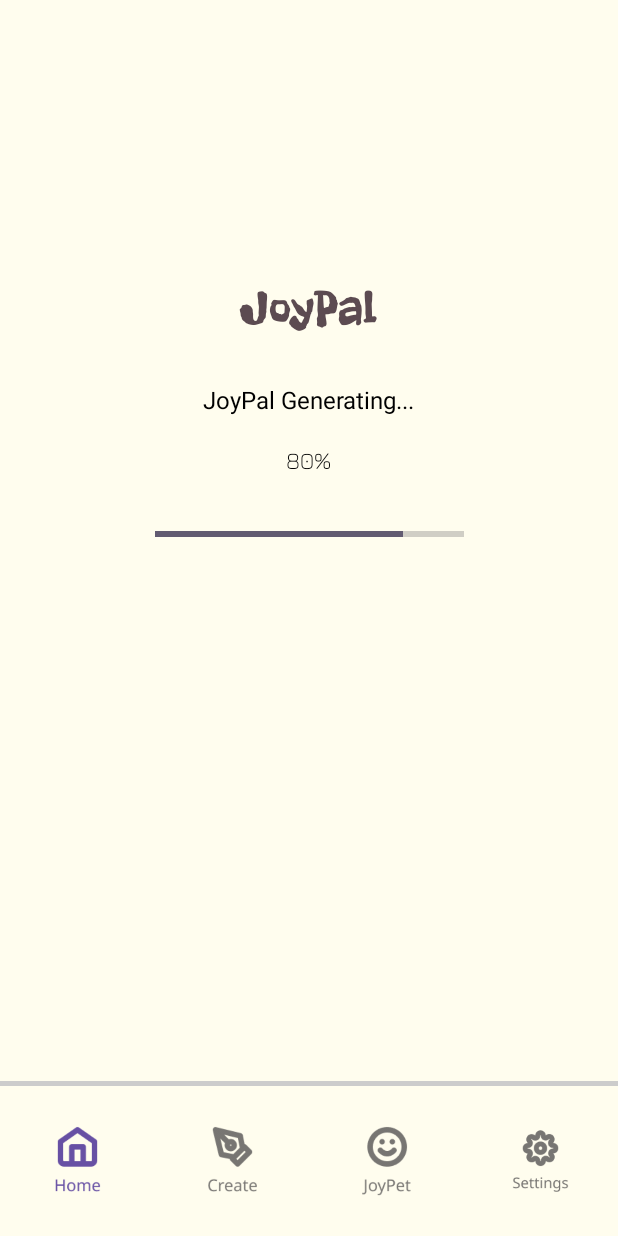
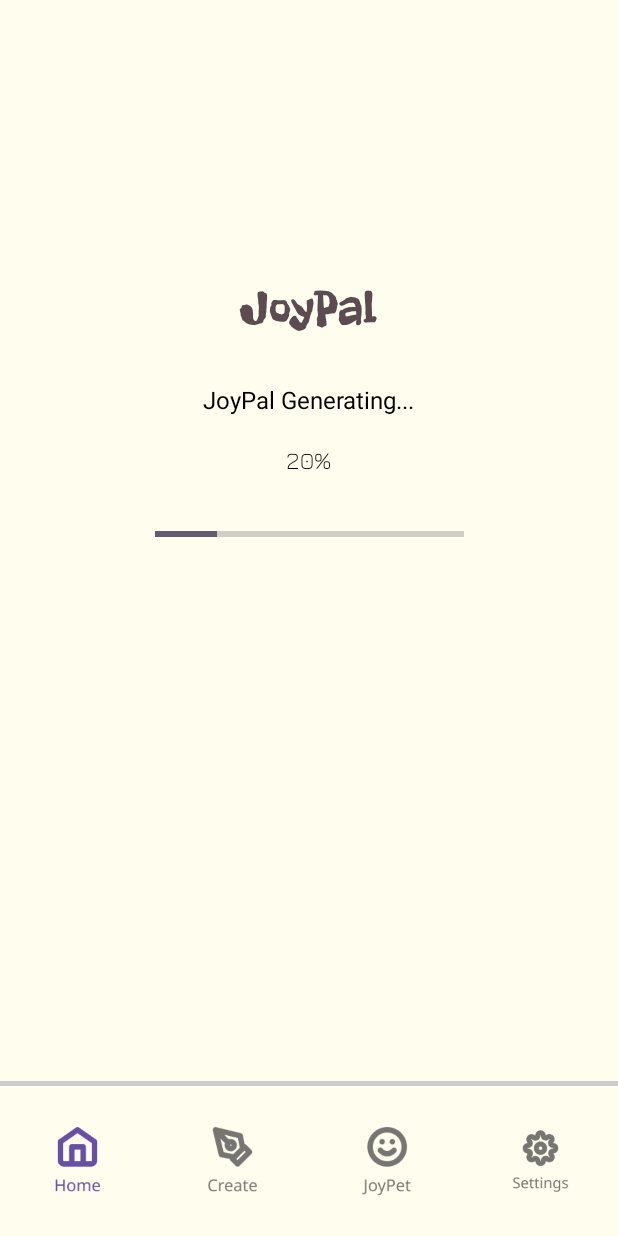
Before and after one commit to chardf/app_joypal, an Android app: the oc_loading screen opened directly, with no data from a screen before it, on a phone screen of 412 x 824 dp. Run offline under Robolectric (Android 15) with nearby library versions, the phone set to English and light mode, and no system bars; 3 statements that could not run were skipped.

Commit message:
2025/4/22-完成图片生成api接入-loading进度条完成

```diff
--- a/app/src/main/java/com/example/final_project/ui/oc_loading.java
+++ b/app/src/main/java/com/example/final_project/ui/oc_loading.java
@@ -3,64 +3,108 @@ package com.example.final_project.ui;
 import android.content.Intent;
 import android.os.Bundle;
 import android.os.Handler;
+import android.widget.ProgressBar;
+import android.widget.TextView;
 import android.widget.Toast;
 
 import androidx.appcompat.app.AppCompatActivity;
 
 import com.example.final_project.R;
-
-import java.io.File;
+import com.example.final_project.data.network.ImageGenerationService;
 
 public class oc_loading extends AppCompatActivity {
 
-    private String imageName;
-    private Handler handler;
-    private Runnable fileChecker;
+    private ProgressBar progressBar; // 水平进度条
+    private TextView loadTextView; // 显示进度的 TextView
+    private String userInput; // 从上一个页面传递的用户输入
+    private Handler handler; // 用于更新进度和模拟
+    private int progress = 0; // 当前进度值
+    private Runnable progressUpdater; // 用于模拟进度更新
+
+    private ImageGenerationService imageGenerationService;
 
     @Override
     protected void onCreate(Bundle savedInstanceState) {
         super.onCreate(savedInstanceState);
         setContentView(R.layout.oc_loading);
 
-        // 获取传递过来的图片名称
+        // 初始化视图
+        progressBar = findViewById(R.id.static_progress_bar);
+        loadTextView = findViewById(R.id.load);
+
+        // 获取从 personality_design 页面传递的用户输入
         Intent intent = getIntent();
-        imageName = intent.getStringExtra("imageName");
+        userInput = intent.getStringExtra("userInput");
 
-        // 初始化 Handler 和定时任务
+        // 初始化 Handler 和 ImageGenerationService
         handler = new Handler();
-        fileChecker = new Runnable() {
+        imageGenerationService = new ImageGenerationService();
+
+        // 设置进度初始值
+        loadTextView.setText("0%");
+
+        // 开始模拟进度更新
+        startProgressSimulation();
+
+        // 调用图片生成逻辑
+        generateImage(userInput);
+    }
+
+    private void startProgressSimulation() {
+        progressUpdater = new Runnable() {
             @Override
             public void run() {
-                checkForImageFile();
+                if (progress < 80) { // 模拟进度达到 80% 后停止（其余部分由图片生成完成后更新）
+                    progress += 5; // 每次增加 5%
+                    progressBar.setProgress(progress); // 更新进度条的值
+                    loadTextView.setText(progress + "%"); // 动态更新 TextView 的文本
+                    handler.postDelayed(this, 500); // 每 500ms 更新一次
+                }
             }
         };
-
-        // 开始轮询
-        handler.postDelayed(fileChecker, 1000); // 每隔 1 秒检查一次
+        handler.post(progressUpdater);
     }
 
-    private void checkForImageFile() {
-        // 检查文件是否存在
-        File imageFile = new File(getExternalFilesDir("Pictures/GeneratedImages"), imageName);
-        if (imageFile.exists()) {
-            // 如果文件存在，跳转到 joypal_chat 页面
-            Intent intent = new Intent(oc_loading.this, joypal_chat.class);
-            intent.putExtra("imagePath", imageFile.getAbsolutePath()); // 传递图片路径
-            startActivity(intent);
+    private void generateImage(String prompt) {
+        // 调用 ImageGenerationService 开始生成图片
+        imageGenerationService.generateImage(this, prompt, new ImageGenerationService.ImageGenerationCallback() {
+            @Override
+            public void onSuccess(String imagePath, String fileName) {
+                // 图片生成成功
+                runOnUiThread(() -> {
+                    // 停止模拟进度并设置为 100%
+                    handler.removeCallbacks(progressUpdater);
+                    progressBar.setProgress(100);
+                    loadTextView.setText("100%"); // 动态更新 TextView
 
-            // 停止轮询并结束当前页面
-            handler.removeCallbacks(fileChecker);
-            finish();
-        } else {
-            // 如果文件不存在，继续检查
-            handler.postDelayed(fileChecker, 1000);
-        }
+                    Toast.makeText(oc_loading.this, "Image saved successfully!", Toast.LENGTH_SHORT).show();
+
+                    // 跳转到结果页面
+                    Intent intent = new Intent(oc_loading.this, joypal_chat.class);
+                    intent.putExtra("imagePath", imagePath); // 传递生成的图片路径
+                    startActivity(intent);
+
+                    // 结束当前页面
+                    finish();
+                });
+            }
+
+            @Override
+            public void onFailure(String errorMessage) {
+                // 图片生成失败
+                runOnUiThread(() -> {
+                    handler.removeCallbacks(progressUpdater); // 停止模拟进度
+                    Toast.makeText(oc_loading.this, "Error: " + errorMessage, Toast.LENGTH_LONG).show();
+                    finish();
+                });
+            }
+        });
     }
 
     @Override
     protected void onDestroy() {
         super.onDestroy();
         // 确保在页面销毁时移除回调，避免内存泄漏
-        handler.removeCallbacks(fileChecker);
+        handler.removeCallbacksAndMessages(null);
     }
 }
--- a/app/src/main/res/values/strings.xml
+++ b/app/src/main/res/values/strings.xml
@@ -9,5 +9,5 @@
     <string name="create_describe2">Don’t want to set personality?</string>
     <string name="button_skip">skip</string>
     <string name="joypal_gene">JoyPal Generating...</string>
-    <string name="load">80%</string>
+    <string name="load">0%</string>
 </resources>
```
Also changed, not shown: app/src/main/java/com/example/final_project/ui/personality_design.java (+11 -53 lines).
